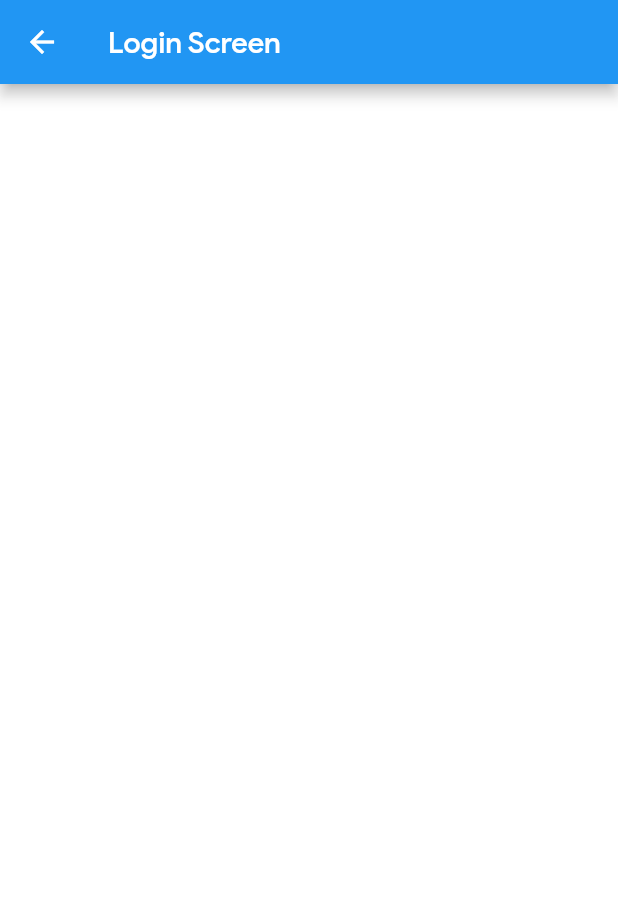
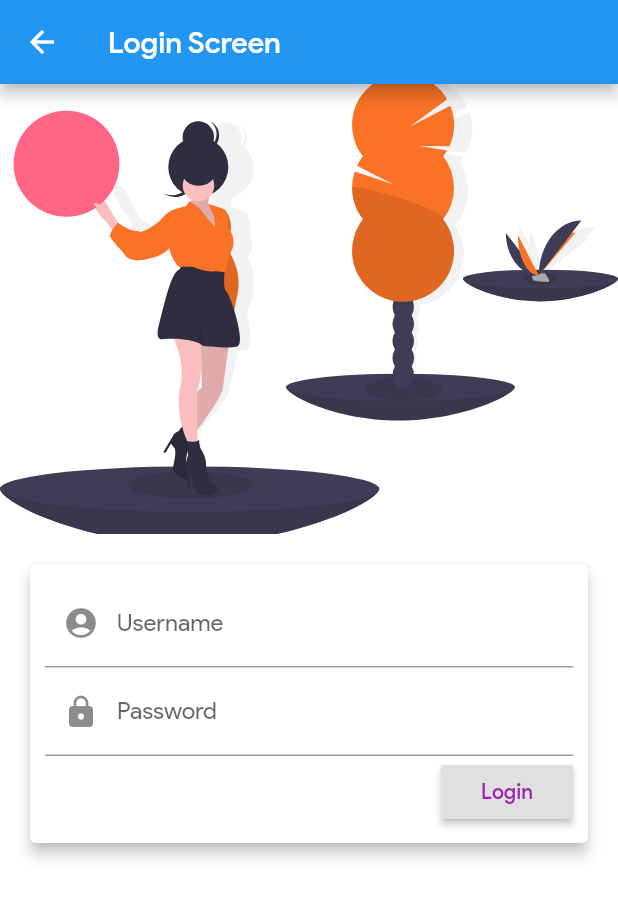
Before and after one commit to Amitpatil215/Engrave, a Flutter app: the LoginScreen screen opened by its route, on a phone screen of 412 x 824 dp. Shown: the top 898 px of the screen. Run offline on Flutter 3.47's test engine with Material 2 defaults, Android fonts, the phone set to English and light mode, and no system bars; our stand-ins replace flutter_screenutil, flutter_svg, shared_preferences; accounts and stored records are empty.

Commit message:
Login Screen Completed (#7)
* main_screen

* login

* login

Co-authored-by: sanjoli63 <sanjoligo6mar@gmail.com>

```diff
--- a/lib/main.dart
+++ b/lib/main.dart
@@ -1,14 +1,17 @@
 import 'package:flutter/material.dart';
 import 'package:flutter_screenutil/flutter_screenutil.dart';
+
+import './screens/mainScreen.dart';
+
 import 'package:provider/provider.dart';
 import './screens/home_screen.dart';
+
 import './main_properties/theme.dart';
 import './main_properties/routs.dart';
 import './main_properties/provider_list.dart';
 
 void main() {
   WidgetsFlutterBinding.ensureInitialized();
-
   runApp(MyApp());
 }
 
@@ -35,6 +38,7 @@ class MyApp extends StatelessWidget {
         ),
         routes: routeTable,
       ),
+
     );
   }
 }
--- a/lib/screens/home_screen.dart
+++ b/lib/screens/home_screen.dart
@@ -6,6 +6,7 @@ import '../widgets/home_screen_widgets/h_s_list_view.dart';
 import '../widgets/home_screen_widgets/h_s_test_button.dart';
 
 class HomeScreen extends StatelessWidget {
+  static const routeName = 'home-screen';
   @override
   Widget build(BuildContext context) {
     return Scaffold(
--- a/lib/screens/login_screen.dart
+++ b/lib/screens/login_screen.dart
@@ -1,13 +1,70 @@
 import 'package:flutter/material.dart';
+import 'package:flutter_svg/flutter_svg.dart';
+import './home_screen.dart';
+// import 'package:email_validator/email_validator.dart';
+// import '../main_properties/theme.dart';
+// import '../main_properties/routs.dart';
 
 class LoginScreen extends StatelessWidget {
   static const routeName = 'login-screen';
+  final userController = TextEditingController();
+  final passController = TextEditingController();
   @override
   Widget build(BuildContext context) {
     return Scaffold(
-      appBar: AppBar(
-        title: Text("Login Screen"),
-      ),
-    );
+        appBar: AppBar(
+          title: Text("Login Screen"),
+        ),
+        body: SingleChildScrollView(
+          child: Column(
+            children: [
+              Container(
+                height: 300,
+                child: SvgPicture.asset(
+                  'assets/images/4.svg',
+                  fit: BoxFit.cover,
+                ),
+              ),
+              Container(
+                margin: EdgeInsets.all(10),
+                child: Card(
+                  margin: EdgeInsets.all(10),
+                  elevation: 4,
+                  child: Container(
+                    padding: EdgeInsets.all(10),
+                    child: Column(
+                      crossAxisAlignment: CrossAxisAlignment.end,
+                      children: <Widget>[
+                        TextField(
+                          decoration: InputDecoration(
+                            labelText: 'Username',
+                            prefixIcon: Icon(Icons.account_circle),
+                          ),
+                          controller: userController,
+                        ),
+                        TextField(
+                          obscureText: true,
+                          decoration: InputDecoration(
+                            labelText: 'Password',
+                            prefixIcon: Icon(Icons.lock),
+                          ),
+                          controller: passController,
+                        ),
+                        RaisedButton(
+                          onPressed: () {
+                            Navigator.of(context)
+                                .pushNamed(HomeScreen.routeName);
+                          },
+                          child: Text('Login'),
+                          textColor: Colors.purple,
+                        ),
+                      ],
+                    ),
+                  ),
+                ),
+              ),
+            ],
+          ),
+        ));
   }
 }
--- a/lib/widgets/home_screen_widgets/h_s_list_view.dart
+++ b/lib/widgets/home_screen_widgets/h_s_list_view.dart
@@ -14,6 +14,7 @@ class HSListView extends StatelessWidget {
           ),
           Padding(
             padding: EdgeInsets.symmetric(horizontal: 15),
+            child: GestureDetector(
               child: Stack(
                 clipBehavior: Clip.antiAliasWithSaveLayer,
                 overflow: Overflow.visible,
@@ -46,6 +47,7 @@ class HSListView extends StatelessWidget {
                 ],
               ),
             ),
+          ),
           SizedBox(
             height: 10,
           ),
--- a/pubspec.yaml
+++ b/pubspec.yaml
@@ -27,7 +27,11 @@ dependencies:
   http: ^0.12.2
   flutter_svg: ^0.19.1
   flutter_screenutil: ^3.2.0
+
+  email_validator: ^1.0.0
+
   shared_preferences: ^0.5.12+2
+
 
 
   # The following adds the Cupertino Icons font to your application.
```
Also changed, not shown: lib/main_properties/routs.dart (+13 -0 lines), lib/screens/createscreen.dart (added, +94 -0 lines), lib/screens/mainScreen.dart (added, +124 -0 lines), assets/images/1.svg (added), assets/images/2.svg (added), assets/images/3.svg (added), assets/images/4.svg (added), assets/images/5.svg (added), pubspec.lock. Lines whose indentation alone changed are shown as unchanged.
